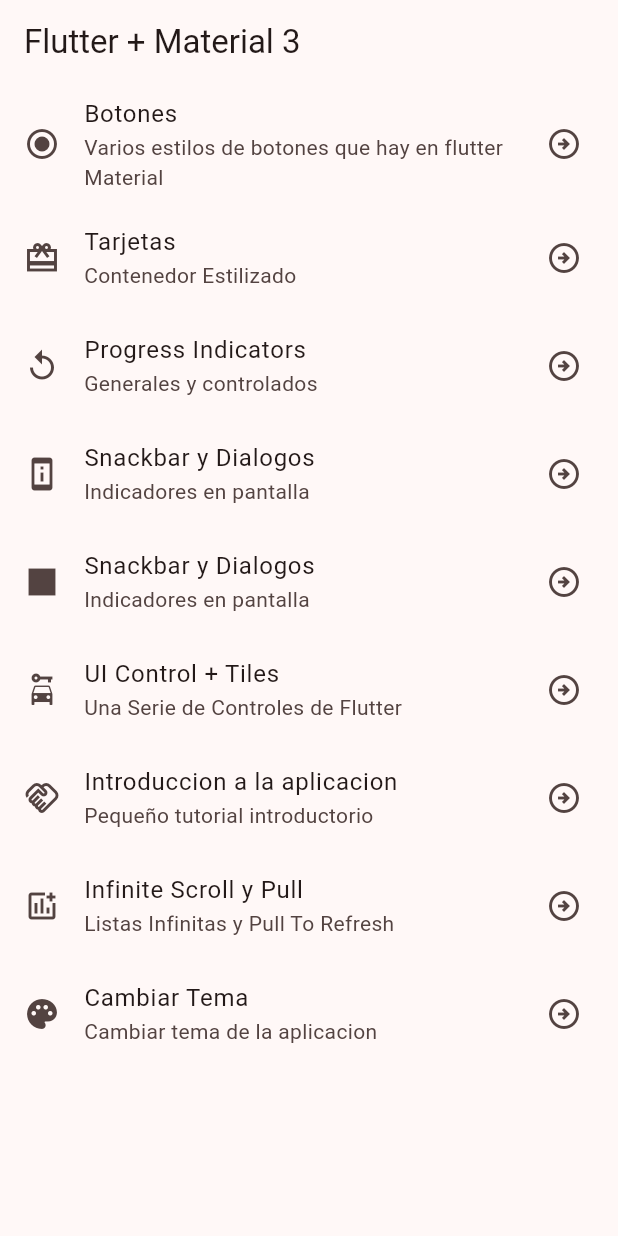
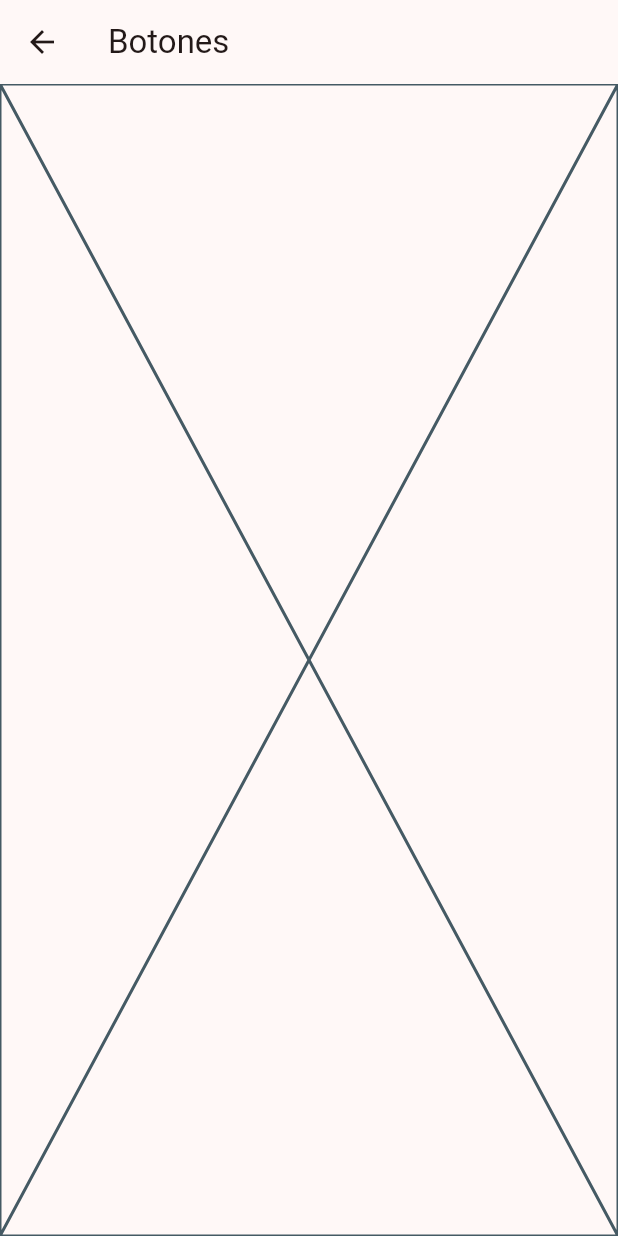
Before and after one commit to MrSp000ky/WidgetsTheme, a Flutter app: the screen it shows after launch, after a tap on "Botones", on a phone screen of 412 x 824 dp. Run offline on Flutter 3.47's test engine with Material 3 defaults, Android fonts, the phone set to English and light mode, and no system bars; our stand-ins replace go_router.

Commit message:
Commit 21 Marzo

```diff
--- a/lib/config/menu/menu_items.dart
+++ b/lib/config/menu/menu_items.dart
@@ -5,37 +5,47 @@ class MenuItem{
   final String subtitle;
   final String link;
   final IconData icon;
-
-  const MenuItem({required this.title, required this.subtitle, required this.link, required this.icon});
+  final String nameScreen;
+  const MenuItem({required this.title, required this.subtitle, required this.link, required this.icon, required this.nameScreen});
 
 
 }
 
   const appMenuItems = <MenuItem>[
     MenuItem(title: "Botones", subtitle: "Varios estilos de botones que hay en flutter Material",
-            link: "/button", icon: Icons.radio_button_on),
+            link: "/button",
+            nameScreen: "ButtonScreen",
+            icon: Icons.radio_button_on),
 
     MenuItem(title: "Tarjetas",
+            nameScreen: "CardScreen",
             subtitle: "Contenedor Estilizado", link: "/card", icon: Icons.card_giftcard_sharp),
 
-    MenuItem(title: "Progress Indicators", subtitle: "Generales y controlados",
+    MenuItem(title: "Progress Indicators",
+            nameScreen: "ProgressIndicatorsScreen", subtitle: "Generales y controlados",
             link: "/progress_indicators", icon: Icons.replay_outlined),
 
-    MenuItem(title: "Snackbar y Dialogos", subtitle: "Indicadores en pantalla",
+    MenuItem(title: "Snackbar y Dialogos",
+            nameScreen: "SnackbarScreen", subtitle: "Indicadores en pantalla",
             link: "/snackbar_dialogos", icon: Icons.perm_device_information),
 
-    MenuItem(title: "Snackbar y Dialogos", subtitle: "Indicadores en pantalla",
+    MenuItem(title: "Snackbar y Dialogos",
+            nameScreen: "Snackbar2Screen", subtitle: "Indicadores en pantalla",
             link: "/snackbar_dialogos_2", icon: Icons.square_sharp),
 
-    MenuItem(title: "UI Control + Tiles", subtitle: "Una Serie de Controles de Flutter",
+    MenuItem(title: "UI Control + Tiles",
+            nameScreen: "UIControlScreen", subtitle: "Una Serie de Controles de Flutter",
             link: "/UI_control", icon: Icons.car_rental),
 
-    MenuItem(title: "Introduccion a la aplicacion", subtitle: "Pequeño tutorial introductorio",
+    MenuItem(title: "Introduccion a la aplicacion",
+            nameScreen: "IntroductionScreen", subtitle: "Pequeño tutorial introductorio",
             link: "/introduction", icon: Icons.handshake_outlined),
 
-    MenuItem(title: "Infinite Scroll y Pull", subtitle: "Listas Infinitas y Pull To Refresh",
+    MenuItem(title: "Infinite Scroll y Pull",
+            nameScreen: "InfiniteScroll_PullScreen", subtitle: "Listas Infinitas y Pull To Refresh",
             link: "/infinite_scroll_and_pull", icon: Icons.add_chart_outlined),
 
-    MenuItem(title: "Cambiar Tema", subtitle: "Cambiar tema de la aplicacion",
+    MenuItem(title: "Cambiar Tema",
+            nameScreen: "ChangeThemeScreen", subtitle: "Cambiar tema de la aplicacion",
             link: "/change_theme", icon: Icons.palette_rounded),
   ];
--- /dev/null
+++ b/lib/config/routers/router.dart
@@ -0,0 +1,28 @@
+
+import 'package:go_router/go_router.dart';
+import 'package:widgets_2024_1/presentation/screens/buttons/ButtonScreen.dart';
+import 'package:widgets_2024_1/presentation/screens/cards/CardScreen.dart';
+import 'package:widgets_2024_1/presentation/screens/home/home.dart';
+
+// GoRouter configuration
+final router = GoRouter(
+  debugLogDiagnostics: true,
+  initialLocation: '/',
+  routes: [
+    GoRoute(
+      path: '/',
+      name: const HomeScreen().name,
+      builder: (context, state) => const HomeScreen(),
+    ),
+    GoRoute(
+      path: '/button',
+      name: const ButtonScreen().name,
+      builder: (context, state) => const ButtonScreen(),
+    ),
+    GoRoute(
+      path: '/card',
+      name: const CardScreen().name,
+      builder: (context, state) => const CardScreen(),
+    ),
+  ],
+);
--- a/lib/main.dart
+++ b/lib/main.dart
@@ -1,4 +1,5 @@
 import 'package:flutter/material.dart';
+import 'package:widgets_2024_1/config/routers/router.dart';
 import 'package:widgets_2024_1/config/theme/app_theme.dart';
 import 'package:widgets_2024_1/presentation/screens/home/home.dart';
 
@@ -11,8 +12,9 @@ class MainApp extends StatelessWidget {
 
   @override
   Widget build(BuildContext context) {
-    return  MaterialApp(
+    return  MaterialApp.router(
       theme: Apptheme(selectedColor: 3).getTheme(),
-      home: const HomeScreen());
+      routerConfig: router,
+    );
   }
 }
--- /dev/null
+++ b/lib/presentation/screens/buttons/ButtonScreen.dart
@@ -0,0 +1,14 @@
+import 'package:flutter/material.dart';
+
+class ButtonScreen extends StatelessWidget {
+  final String name = "ButtonScreen";
+  const ButtonScreen({super.key});
+
+  @override
+  Widget build(BuildContext context) {
+    return Scaffold(
+      appBar: AppBar(title: const Text("Botones"),),
+      body:const Placeholder(),
+    );
+  }
+}
--- a/lib/presentation/screens/home/home.dart
+++ b/lib/presentation/screens/home/home.dart
@@ -3,6 +3,7 @@ import 'package:widgets_2024_1/config/menu/menu_items.dart';
 import 'package:widgets_2024_1/presentation/widgets/CustomListTitle.dart';
 
 class HomeScreen extends StatelessWidget {
+  final String name = "HomeScreen";
   const HomeScreen({super.key});
 
   @override
--- a/lib/presentation/widgets/CustomListTitle.dart
+++ b/lib/presentation/widgets/CustomListTitle.dart
@@ -1,4 +1,5 @@
 import 'package:flutter/material.dart';
+import 'package:go_router/go_router.dart';
 import 'package:widgets_2024_1/config/menu/menu_items.dart';
 
 
@@ -10,7 +11,7 @@ class CustomListTitle extends StatelessWidget {
 
   final MenuItem menuItem;
 
-  @override
+    @override
   Widget build(BuildContext context) {
     return ListTile(
       leading: Icon(
@@ -20,7 +21,7 @@ class CustomListTitle extends StatelessWidget {
       title: Text(menuItem.title),
       subtitle: Text(menuItem.subtitle),
       onTap: () => {
-        print("Llamado de la liga para ir a ${menuItem.title} en la liga de ${menuItem.link}")
+       context.push(menuItem.link)
       },);
   }
 }
--- a/pubspec.yaml
+++ b/pubspec.yaml
@@ -9,6 +9,7 @@ environment:
 dependencies:
   flutter:
     sdk: flutter
+  go_router: ^13.2.1
 
 dev_dependencies:
   flutter_test:
```
Also changed, not shown: lib/presentation/screens/cards/CardScreen.dart (added, +14 -0 lines), pubspec.lock.
